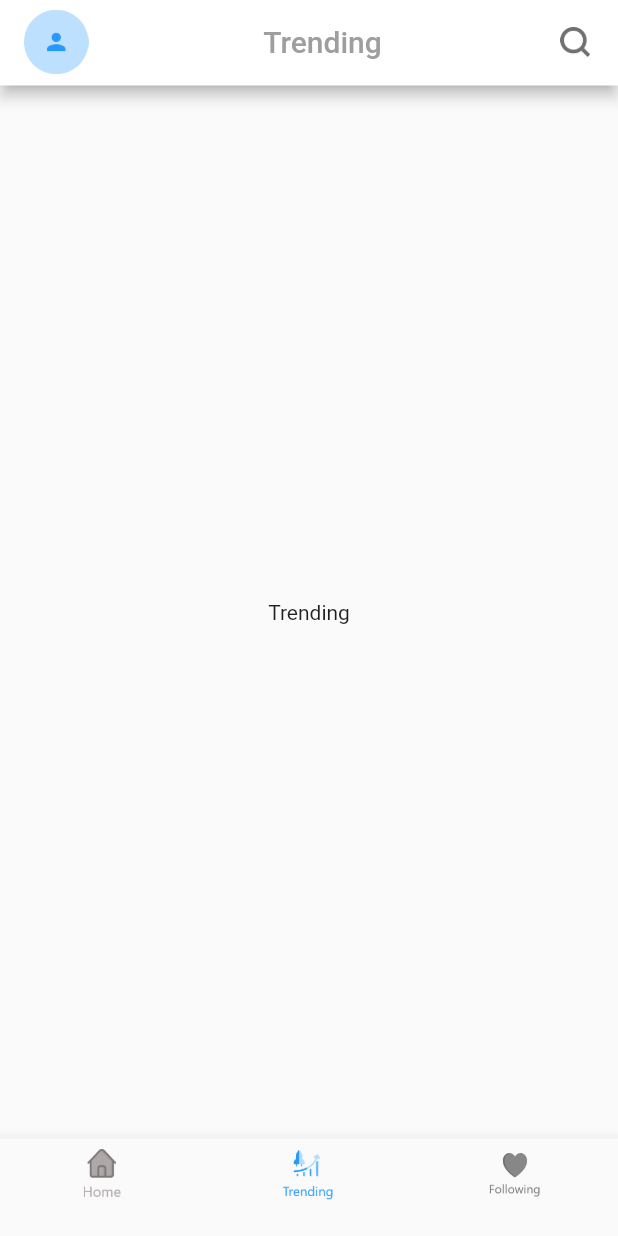
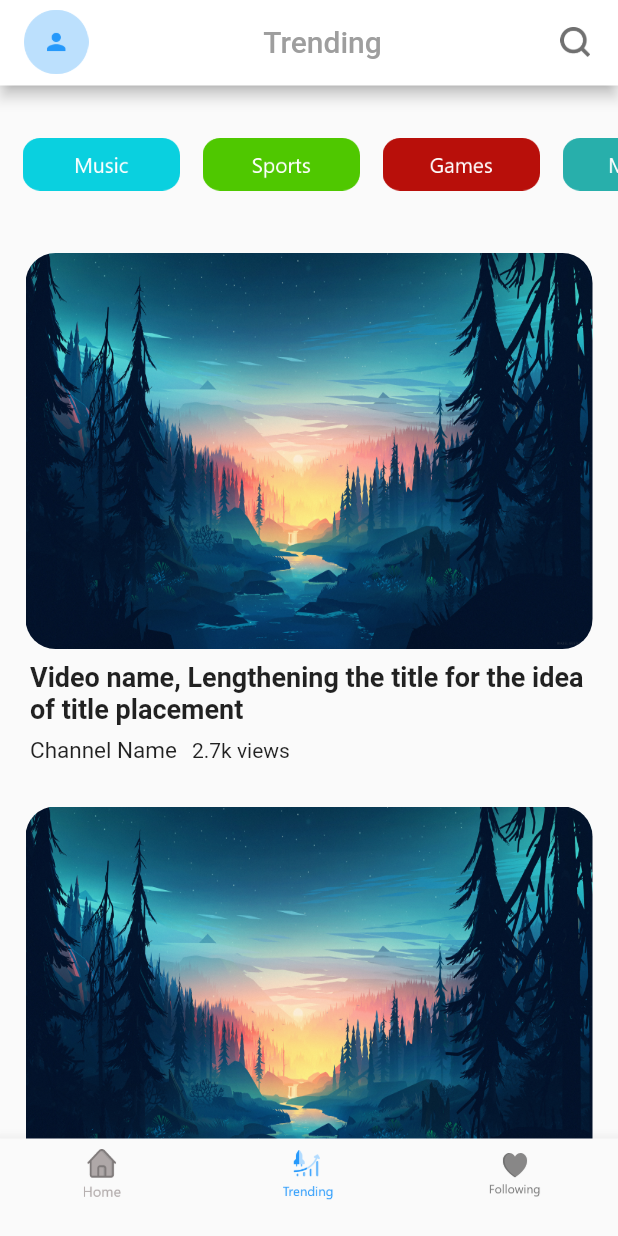
Before and after one commit to xybercommander/youtube_clone, a Flutter app: the screen it shows after launch, swiped to page 2, on a phone screen of 412 x 824 dp. Run offline on Flutter 3.47's test engine with Material 2 defaults, Android fonts, the phone set to English and light mode, and no system bars.

Commit message:
added a new page

```diff
--- a/lib/main.dart
+++ b/lib/main.dart
@@ -1,6 +1,7 @@
 import 'package:flutter/material.dart';
 import 'package:youtube_clone/views/following.dart';
 import 'package:youtube_clone/views/home.dart';
+import 'package:youtube_clone/views/mychannel.dart';
 import 'package:youtube_clone/views/trending.dart';
 
 void main() {
@@ -42,7 +43,12 @@ class _MainPageState extends State<MainPage> {
             child: Row(
               mainAxisAlignment: MainAxisAlignment.spaceBetween,
               children: <Widget>[
-                Image.asset("assets/Profile1.png", height: 43, width: 43,),
+                GestureDetector(
+                  child: Image.asset("assets/Profile1.png", height: 43, width: 43,),
+                  onTap: () {
+                    Navigator.push(context, MaterialPageRoute(builder: (context) => MyChannel(),));
+                  },
+                ),
                 Text(appBarText[_selectedindex], style: TextStyle(color: Colors.grey[500]),),
                 Image.asset("assets/lightsearch.png", height: 20, width: 25,),
               ],
--- a/lib/services/widgets.dart
+++ b/lib/services/widgets.dart
@@ -16,7 +16,7 @@ Widget videoThumbnail(context) {
 Widget fullVideoLink(context) {
   return Column(
     children: <Widget>[
-      SizedBox(height: 15,),
+      SizedBox(height: 10,),
       Container(
         height: MediaQuery.of(context).size.height - 480,
         width: MediaQuery.of(context).size.width,
@@ -97,3 +97,26 @@ Widget advertisement(context) {
     ],
   );
 }
+
+//List view for trending page
+Widget listViewTrending(context) {
+  return Container(
+    padding: EdgeInsets.fromLTRB(0, 10, 0, 5),
+    width: MediaQuery.of(context).size.width,
+    height: 100,
+    child: ListView(
+      scrollDirection: Axis.horizontal,
+      children: <Widget>[
+        SizedBox(width: 15,),
+        Image.asset("assets/music.png", height: 60, width: 105,),
+        SizedBox(width: 15,),
+        Image.asset("assets/sports.png", height: 60, width: 105,),
+        SizedBox(width: 15,),
+        Image.asset("assets/games.png", height: 60, width: 105,),
+        SizedBox(width: 15,),
+        Image.asset("assets/movies.png", height: 60, width: 105,),
+        SizedBox(width: 15,),
+      ],
+    ),
+  );
+}
--- /dev/null
+++ b/lib/views/mychannel.dart
@@ -0,0 +1,17 @@
+import 'package:flutter/material.dart';
+
+class MyChannel extends StatefulWidget {
+  @override
+  _MyChannelState createState() => _MyChannelState();
+}
+
+class _MyChannelState extends State<MyChannel> {
+  @override
+  Widget build(BuildContext context) {
+    return Scaffold(
+      appBar: AppBar(
+        title: Text("My Channel"),
+      ),
+    );
+  }
+}
--- a/lib/views/trending.dart
+++ b/lib/views/trending.dart
@@ -1,4 +1,5 @@
 import 'package:flutter/material.dart';
+import 'package:youtube_clone/services/widgets.dart';
 
 class TrendingPage extends StatefulWidget {
   @override
@@ -9,9 +10,15 @@ class _TrendingPageState extends State<TrendingPage> {
   @override
   Widget build(BuildContext context) {
     return Scaffold(
-      body: Center(
-        child: Text("Trending"),
-      ),
+      body: ListView(
+        scrollDirection: Axis.vertical,
+        children: <Widget>[
+          listViewTrending(context),
+          fullVideoLink(context),
+          fullVideoLink(context),
+          fullVideoLink(context)
+        ],
+      )
     );
   }
 }
```
